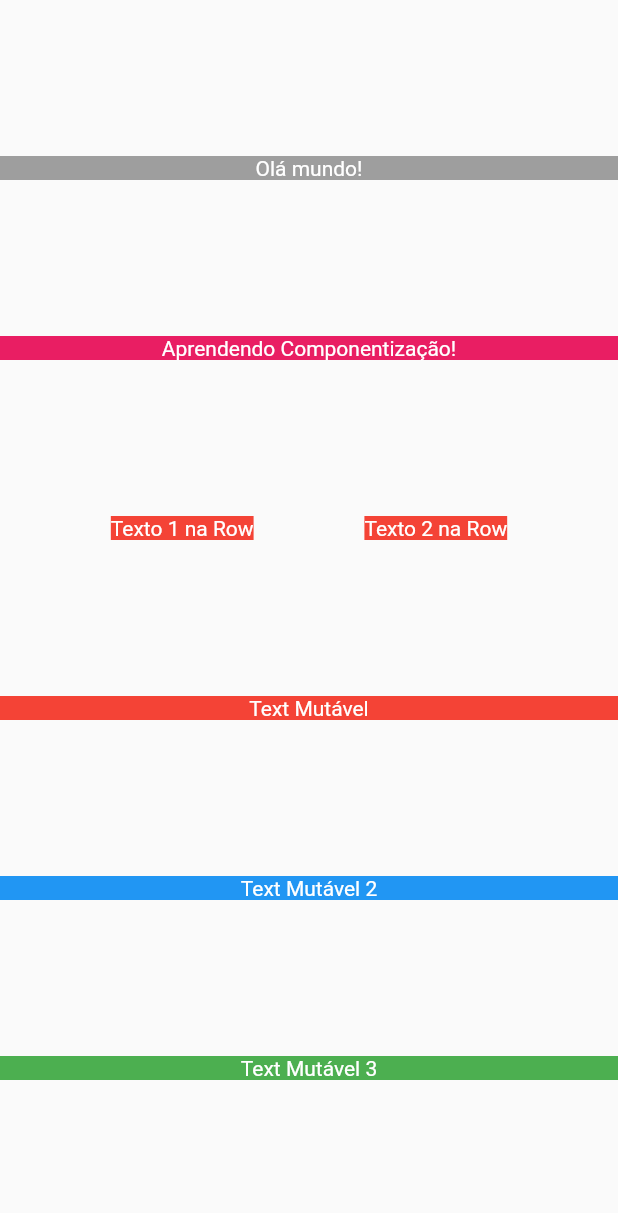
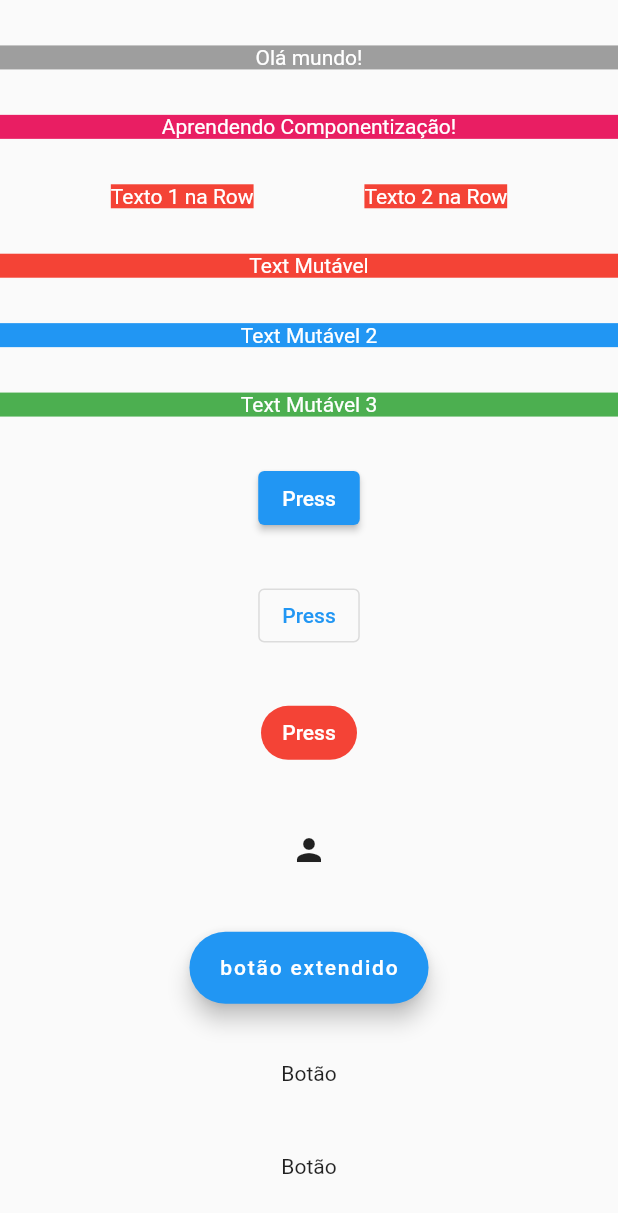
Before and after one commit to flutter-developer-roadmap/counter, a Flutter app: the screen it shows after launch, on a phone screen of 412 x 824 dp. Shown: the top 1213 px of the screen. Run offline on Flutter 3.47's test engine with Material 2 defaults, Android fonts, the phone set to English and light mode, and no system bars.

Commit message:
adiciona botões

```diff
--- a/lib/src/ui/pages/home_page.dart
+++ b/lib/src/ui/pages/home_page.dart
@@ -1,5 +1,9 @@
+// ignore_for_file: public_member_api_docs, sort_constructors_first
+import 'dart:developer';
+
 import 'package:flutter/material.dart';
 
+import '../widgets/custom_button.dart';
 import '../widgets/custom_container.dart';
 
 class HomePage extends StatefulWidget {
@@ -51,6 +55,64 @@ class _HomePageState extends State<HomePage> {
             text: 'Text Mutável 3',
             backgroundColor: Colors.green,
           ),
+          ElevatedButton(
+            onPressed: () {
+              log('botão pressionado');
+            },
+            child: const Text('Press'),
+          ),
+          OutlinedButton(
+            onPressed: () {
+              log('botão pressionado');
+            },
+            child: const Text('Press'),
+          ),
+          CustomButton(
+            onPressed: () {
+              log('botão pressionado');
+            },
+            text: 'Press',
+          ),
+          IconButton(
+            onPressed: () {
+              log('botão pressionado');
+            },
+            icon: const Icon(Icons.person),
+          ),
+          FloatingActionButton.extended(
+            label: const Text("botão extendido"),
+            onPressed: () {
+              log('botão pressionado');
+            },
+          ),
+          InkWell(
+            highlightColor: Colors.yellow,
+            borderRadius: BorderRadius.circular(15.0),
+            onTap: () {
+              log('botão pressionado');
+            },
+            child: Container(
+              // decoration: BoxDecoration(
+              //   color: Colors.red,
+              //   borderRadius: BorderRadius.circular(15.0),
+              // ),
+              padding: const EdgeInsets.all(8.0),
+              child: const Text("Botão"),
+            ),
+          ),
+          GestureDetector(
+            onTap: () {
+              log("tap");
+            },
+            child: Container(
+              // decoration: BoxDecoration(
+              //   color: Colors.red,
+              //   borderRadius: BorderRadius.circular(15.0),
+              // ),
+              padding: const EdgeInsets.all(8.0),
+              child: const Text("Botão"),
+            ),
+          ),
         ],
       ),
     );
```
